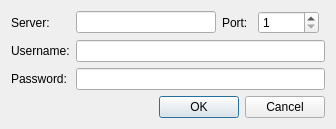
Above: mnemosyne/mnemosyne/pyqt_ui/sync_dlg.ui from mnemosyne-proj/mnemosyne before the change. Below: the same form after it.
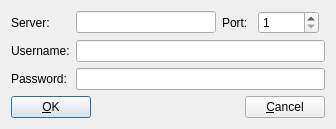
That is the form after the change.

Diff of the .ui file:
```diff
--- a/mnemosyne/mnemosyne/pyqt_ui/sync_dlg.ui
+++ b/mnemosyne/mnemosyne/pyqt_ui/sync_dlg.ui
@@ -7,7 +7,7 @@
     <x>0</x>
     <y>0</y>
     <width>336</width>
-    <height>124</height>
+    <height>125</height>
    </rect>
   </property>
   <property name="windowTitle">
@@ -82,14 +82,41 @@
       </layout>
      </item>
      <item>
-      <widget class="QDialogButtonBox" name="buttonBox">
-       <property name="orientation">
-        <enum>Qt::Horizontal</enum>
-       </property>
-       <property name="standardButtons">
-        <set>QDialogButtonBox::Cancel|QDialogButtonBox::Ok</set>
-       </property>
-      </widget>
+      <layout class="QHBoxLayout" name="horizontalLayout">
+       <item>
+        <widget class="QPushButton" name="ok_button">
+         <property name="text">
+          <string>&amp;OK</string>
+         </property>
+         <property name="default">
+          <bool>true</bool>
+         </property>
+        </widget>
+       </item>
+       <item>
+        <spacer name="horizontalSpacer">
+         <property name="orientation">
+          <enum>Qt::Horizontal</enum>
+         </property>
+         <property name="sizeHint" stdset="0">
+          <size>
+           <width>40</width>
+           <height>20</height>
+          </size>
+         </property>
+        </spacer>
+       </item>
+       <item>
+        <widget class="QPushButton" name="cancel_button">
+         <property name="text">
+          <string>&amp;Cancel</string>
+         </property>
+         <property name="autoDefault">
+          <bool>false</bool>
+         </property>
+        </widget>
+       </item>
+      </layout>
      </item>
     </layout>
    </item>
```
Left out of the diff: 24 changed lines with no effect on the pictures.
